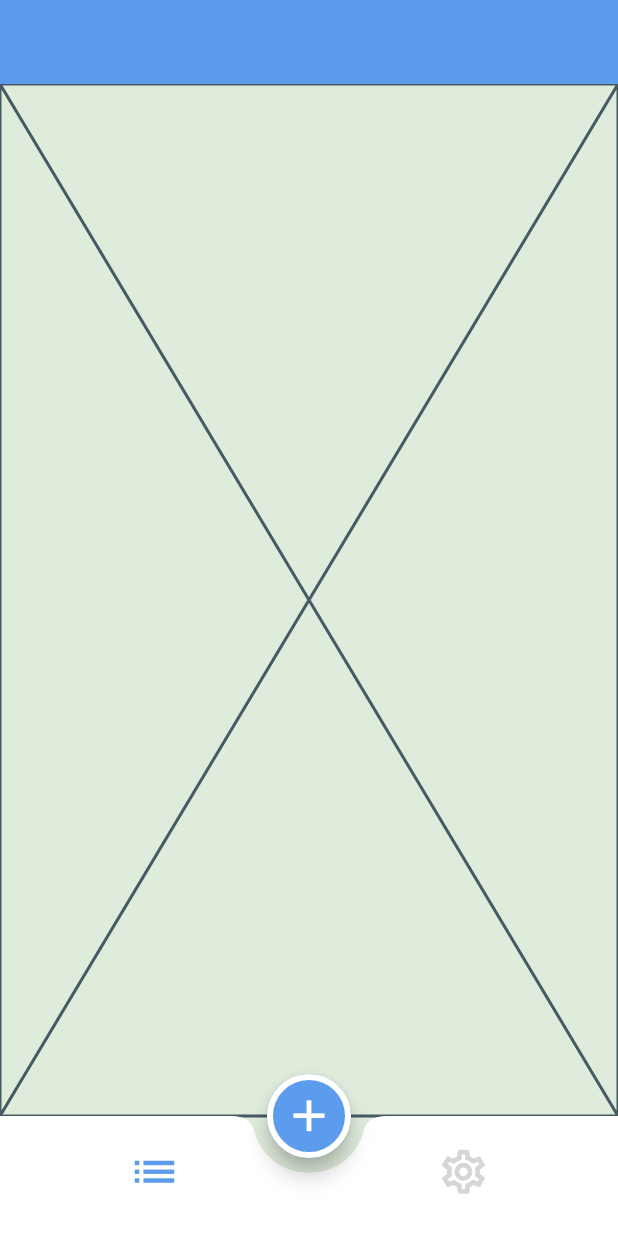
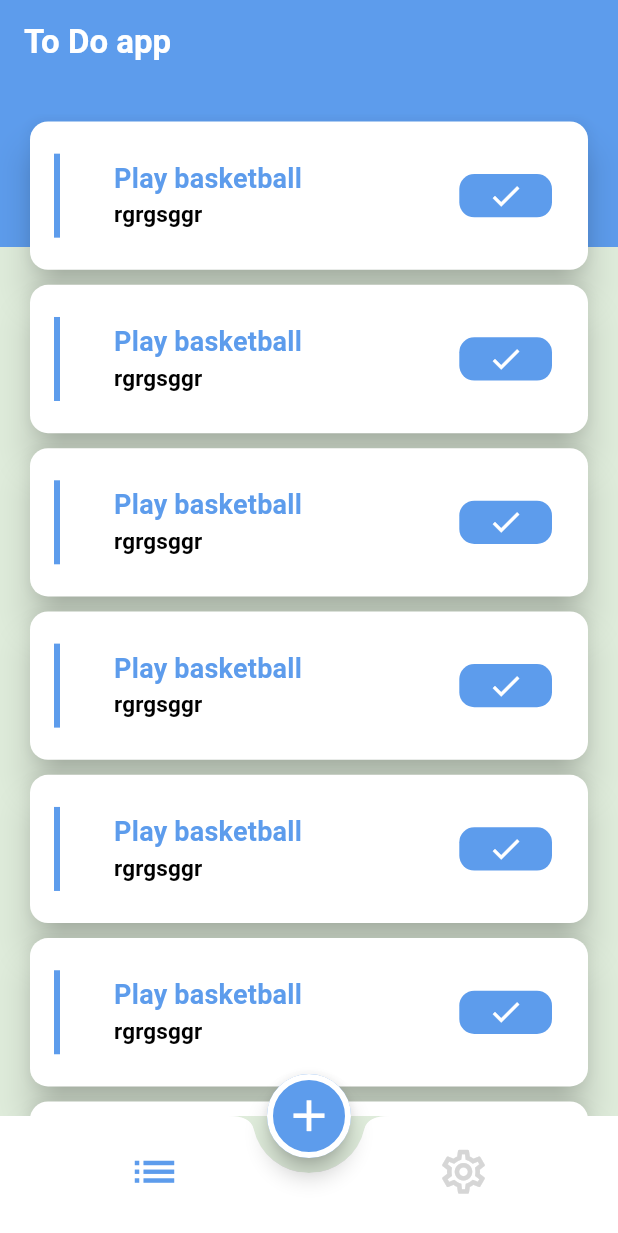
Before and after one commit to DdooMI/to_do_app, a Flutter app: the screen it shows after launch, on a phone screen of 412 x 824 dp. Shown: the top 1233 px of the screen. Run offline on Flutter 3.47's test engine with Material 3 defaults, Android fonts, the phone set to English and light mode, and no system bars.

Commit message:
task screen

```diff
--- a/lib/screens/bottom_navigation_bar/bottom_navigator_bar.dart
+++ b/lib/screens/bottom_navigation_bar/bottom_navigator_bar.dart
@@ -1,6 +1,7 @@
 import 'package:flutter/material.dart';
 import 'package:to_do_app/screens/bottom_navigation_bar/tabs/settings/settings_tab.dart';
 import 'package:to_do_app/screens/bottom_navigation_bar/tabs/tasks/tasks_tab.dart';
+import 'package:to_do_app/screens/bottom_navigation_bar/widgets/custom_scafold_widget.dart';
 
 class BottomNavigatorBar extends StatefulWidget {
   const BottomNavigatorBar({super.key});
@@ -16,9 +17,12 @@ class _BottomNavigatorBarState extends State<BottomNavigatorBar> {
 
   @override
   Widget build(BuildContext context) {
-    return Scaffold(
-        appBar: AppBar(),
+    return CustomScafoldWidget(
+        appBar: AppBar(
+          title: Text("To Do app"),
+        ),
         bottomNavigationBar: BottomAppBar(
+          elevation: 0,
           shape: const CircularNotchedRectangle(),
           notchMargin: 10,
           padding: EdgeInsets.zero,
@@ -29,7 +33,7 @@ class _BottomNavigatorBarState extends State<BottomNavigatorBar> {
                 setState(() {});
               },
               currentIndex: currentIndex,
-              items: [
+              items: const [
                 BottomNavigationBarItem(icon: Icon(Icons.list), label: "list"),
                 BottomNavigationBarItem(
                     icon: Icon(Icons.settings_outlined), label: "settings")
@@ -37,7 +41,7 @@ class _BottomNavigatorBarState extends State<BottomNavigatorBar> {
         ),
         floatingActionButton: FloatingActionButton(
           onPressed: () {},
-          child: Icon(
+          child: const Icon(
             Icons.add,
             size: 35,
           ),
--- a/lib/screens/bottom_navigation_bar/tabs/tasks/tasks_tab.dart
+++ b/lib/screens/bottom_navigation_bar/tabs/tasks/tasks_tab.dart
@@ -1,10 +1,16 @@
 import 'package:flutter/material.dart';
+import 'package:to_do_app/screens/bottom_navigation_bar/widgets/task_card.dart';
 
 class TasksTab extends StatelessWidget {
   const TasksTab({super.key});
 
   @override
   Widget build(BuildContext context) {
-    return const Placeholder();
+    return Padding(
+      padding: const EdgeInsets.only(top: 20),
+      child: ListView.builder(itemBuilder: (context, index) {
+        return TaskCardWidget();
+      }),
+    );
   }
 }
--- /dev/null
+++ b/lib/screens/bottom_navigation_bar/widgets/custom_scafold_widget.dart
@@ -0,0 +1,38 @@
+import 'package:flutter/material.dart';
+
+// ignore: must_be_immutable
+class CustomScafoldWidget extends StatelessWidget {
+  const CustomScafoldWidget(
+      {super.key,
+      this.body,
+      this.bottomNavigationBar,
+      this.floatingActionButton,
+      this.floatingActionButtonLocation,
+      this.appBar});
+  final Widget? body;
+  final Widget? bottomNavigationBar;
+  final Widget? floatingActionButton;
+  final FloatingActionButtonLocation? floatingActionButtonLocation;
+  final PreferredSizeWidget? appBar;
+
+  @override
+  Widget build(BuildContext context) {
+    return Container(
+        decoration: BoxDecoration(
+            gradient: LinearGradient(colors: [
+          Theme.of(context).colorScheme.primary,
+          Theme.of(context).scaffoldBackgroundColor
+        ], stops: const [
+          0.2,
+          0.2
+        ], begin: Alignment.topCenter, end: Alignment.bottomCenter)),
+        child: Scaffold(
+          backgroundColor: Colors.transparent,
+          body: body,
+          bottomNavigationBar: bottomNavigationBar,
+          floatingActionButton: floatingActionButton,
+          floatingActionButtonLocation: floatingActionButtonLocation,
+          appBar: appBar,
+        ));
+  }
+}
--- /dev/null
+++ b/lib/screens/bottom_navigation_bar/widgets/task_card.dart
@@ -0,0 +1,44 @@
+import 'package:flutter/material.dart';
+
+class TaskCardWidget extends StatelessWidget {
+  const TaskCardWidget({super.key});
+
+  @override
+  Widget build(BuildContext context) {
+    double sheight = MediaQuery.of(context).size.height;
+    double swidth = MediaQuery.of(context).size.width;
+    return Card(
+      elevation: 10,
+      margin: const EdgeInsets.symmetric(horizontal: 20, vertical: 5),
+      color: Theme.of(context).colorScheme.onPrimary,
+      child: SizedBox(
+        height: sheight * .12,
+        child: Center(
+          child: ListTile(
+            leading: Container(
+              width: 4,
+              height: sheight * 0.09,
+              color: Theme.of(context).colorScheme.primary,
+            ),
+            title: Text(
+              "Play basketball",
+              style: Theme.of(context).textTheme.titleMedium,
+            ),
+            subtitle: Text(
+              "rgrgsggr",
+              style: Theme.of(context).textTheme.titleSmall,
+            ),
+            trailing: Container(
+              width: swidth * .15,
+              height: sheight * .035,
+              decoration: BoxDecoration(
+                  color: Theme.of(context).colorScheme.primary,
+                  borderRadius: BorderRadius.circular(10)),
+              child: Icon(Icons.check),
+            ),
+          ),
+        ),
+      ),
+    );
+  }
+}
--- a/lib/theme/theme.dart
+++ b/lib/theme/theme.dart
@@ -3,9 +3,15 @@ import 'package:to_do_app/theme/colors.dart';
 
 class ThemeApp {
   static ThemeData lightTheme = ThemeData(
-      textTheme: const TextTheme(
-          titleLarge: TextStyle(
-              fontSize: 22, color: Colors.white, fontWeight: FontWeight.w700)),
+      textTheme: TextTheme(
+          titleLarge: const TextStyle(
+              fontSize: 22, color: Colors.white, fontWeight: FontWeight.w700),
+          titleMedium: TextStyle(
+              fontSize: 18,
+              color: ColorsApp.primaryColor,
+              fontWeight: FontWeight.w700),
+          titleSmall: const TextStyle(
+              fontSize: 15, color: Colors.black, fontWeight: FontWeight.w700)),
       appBarTheme: AppBarTheme(
           color: ColorsApp.primaryColor,
           foregroundColor: Colors.white,
@@ -25,9 +31,9 @@ class ThemeApp {
           unselectedIconTheme: IconThemeData(color: Colors.grey[350], size: 35),
           selectedIconTheme:
               IconThemeData(color: ColorsApp.primaryColor, size: 35)),
-      colorScheme: const ColorScheme(
+      colorScheme: ColorScheme(
           brightness: Brightness.light,
-          primary: Colors.white,
+          primary: ColorsApp.primaryColor,
           onPrimary: Colors.white,
           secondary: Colors.white,
           onSecondary: Colors.white,
@@ -37,10 +43,10 @@ class ThemeApp {
           onSurface: Colors.white));
   static ThemeData darkTheme = ThemeData(
       scaffoldBackgroundColor: ColorsApp.bgColorDark,
-      colorScheme: const ColorScheme(
+      colorScheme: ColorScheme(
           brightness: Brightness.dark,
-          primary: Colors.white,
-          onPrimary: Colors.white,
+          primary: ColorsApp.primaryColor,
+          onPrimary: ColorsApp.bgColorDark,
           secondary: Colors.white,
           onSecondary: Colors.white,
           error: Colors.white,
```
